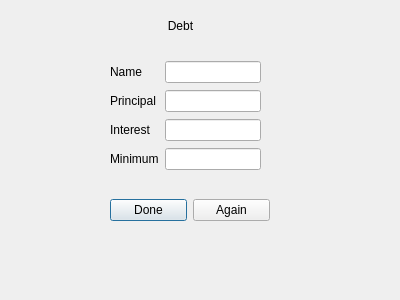
Kaz95/MoneyWizard, file ui/debt.ui: the form before one commit.
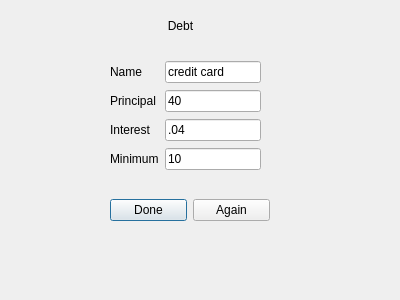
The form after the commit.

Commit message: - Ui files updated - placeholder and default text

```diff
--- a/ui/debt.ui
+++ b/ui/debt.ui
@@ -31,7 +31,14 @@
      </widget>
     </item>
     <item row="2" column="1">
-     <widget class="QLineEdit" name="principal_line_edit"/>
+     <widget class="QLineEdit" name="principal_line_edit">
+      <property name="text">
+       <string>40</string>
+      </property>
+      <property name="placeholderText">
+       <string>Principal</string>
+      </property>
+     </widget>
     </item>
     <item row="2" column="0">
      <widget class="QLabel" name="principal_lbl">
@@ -48,10 +55,24 @@
      </widget>
     </item>
     <item row="3" column="1">
-     <widget class="QLineEdit" name="interest_line_edit"/>
+     <widget class="QLineEdit" name="interest_line_edit">
+      <property name="text">
+       <string>.04</string>
+      </property>
+      <property name="placeholderText">
+       <string>Interest</string>
+      </property>
+     </widget>
     </item>
     <item row="4" column="1">
-     <widget class="QLineEdit" name="minimum_line_edit"/>
+     <widget class="QLineEdit" name="minimum_line_edit">
+      <property name="text">
+       <string>10</string>
+      </property>
+      <property name="placeholderText">
+       <string>Minimum</string>
+      </property>
+     </widget>
     </item>
     <item row="1" column="0">
      <widget class="QLabel" name="name_lbl">
@@ -61,7 +82,14 @@
      </widget>
     </item>
     <item row="1" column="1">
-     <widget class="QLineEdit" name="name_line_edit"/>
+     <widget class="QLineEdit" name="name_line_edit">
+      <property name="text">
+       <string>credit card</string>
+      </property>
+      <property name="placeholderText">
+       <string>Name</string>
+      </property>
+     </widget>
     </item>
    </layout>
   </widget>
```
The commit also changes 6 other files.
